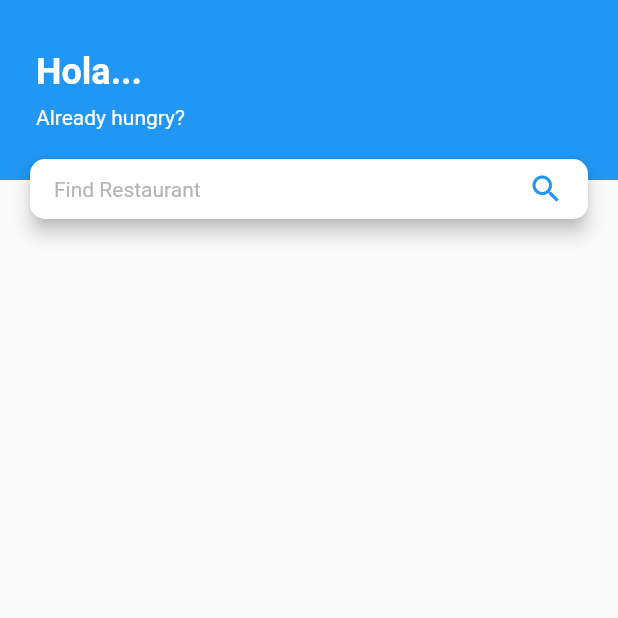
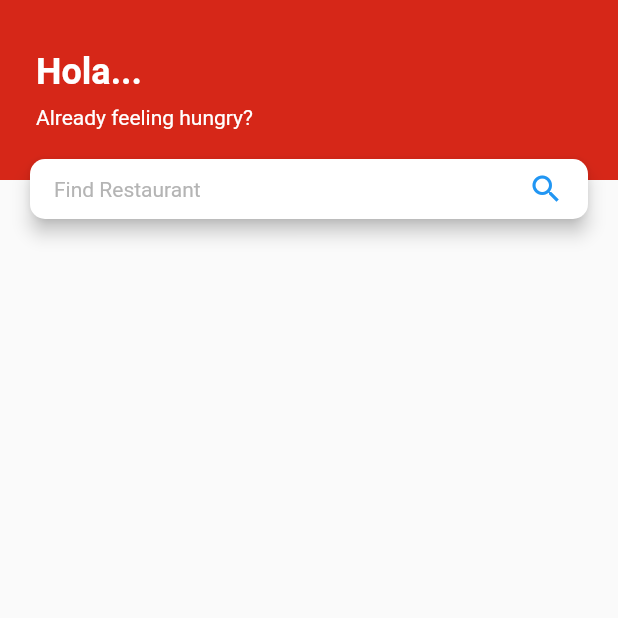
Before and after one commit to cperdiansyah/flutter_submission_fundamental_1, a Flutter app: the screen it shows after launch, on a phone screen of 412 x 824 dp, the top half of it. Run offline on Flutter 3.47's test engine with Material 2 defaults, Android fonts, the phone set to English and light mode, and no system bars.

Commit message:
feat : add MCD colors

```diff
--- a/lib/resources/colors.dart
+++ b/lib/resources/colors.dart
@@ -6,6 +6,9 @@ class RestaurantAppColors {
   static const Color WARNING_COLOR = Color(0xFFffc107);
   static const Color DANGER_COLOR = Color(0xFFf44336);
 
+  static const Color MCD_PRIMARY = Color(0xFFD62718);
+  static const Color MCD_SECONDARY = Color(0xFFFDC92B);
+
   static const Color TEXT_PRIMARY_COLOR = Color(0xFF707070);
   static const Color TEXT_SECONDARY_COLOR = Color(0xFF5C5C5C);
 
--- a/lib/screens/list_restaurant.dart
+++ b/lib/screens/list_restaurant.dart
@@ -24,7 +24,7 @@ class _ListRestaurantState extends State<ListRestaurant> {
                     Container(
                       height: 120,
                       padding: EdgeInsets.all(24),
-                      color: RestaurantAppColors.PRIMARY_COLOR,
+                      color: RestaurantAppColors.MCD_PRIMARY,
                       child: Column(
                         mainAxisAlignment: MainAxisAlignment.center,
                         crossAxisAlignment: CrossAxisAlignment.stretch,
@@ -41,7 +41,7 @@ class _ListRestaurantState extends State<ListRestaurant> {
                             height: 8,
                           ),
                           Text(
-                            "Already hungry?",
+                            "Already feeling hungry?",
                             style: TextStyle(color: Colors.white),
                           ),
                         ],
```
